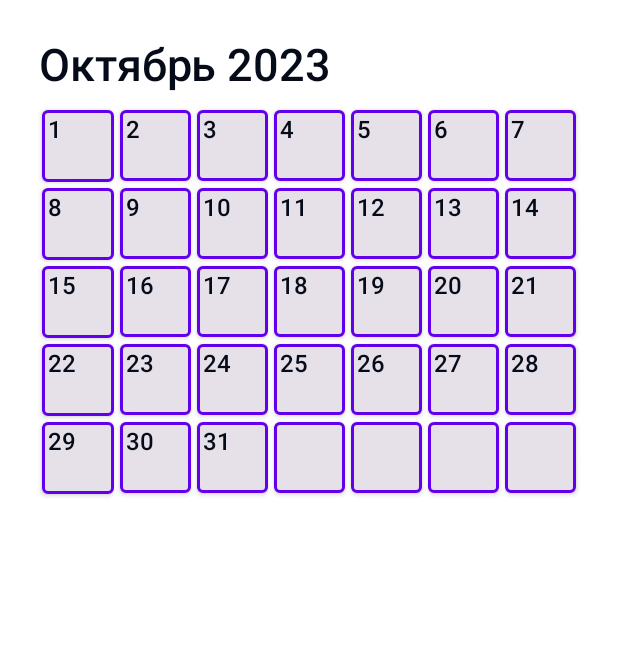
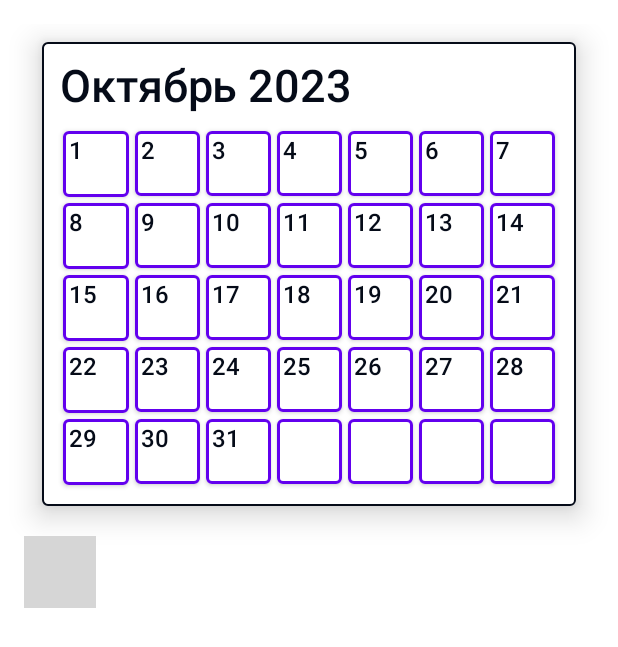
Before and after one commit to Eganin/RadoApp, an Android app built with Jetpack Compose: the composable ActiveRequestsForDriverView shown on its own in the app's theme, on a phone screen of 412 x 824 dp. Shown: the top 647 px of the screen. Run offline under Robolectric (Android 15) with nearby library versions, the phone set to English and light mode, and no system bars; libraries missing offline, so code that uses them is left out: io.github.aakira.napier, org.company.rado; 2 statements that could not run were skipped; grey boxes are pictures that could not be loaded.

Commit message:
added ActionButton and Card to CalendarView

```diff
--- a/common/core-compose/src/commonMain/kotlin/theme/Theme.kt
+++ b/common/core-compose/src/commonMain/kotlin/theme/Theme.kt
@@ -1,5 +1,6 @@
 package theme
 
+import androidx.compose.foundation.isSystemInDarkTheme
 import androidx.compose.runtime.Composable
 import androidx.compose.runtime.CompositionLocalProvider
 
@@ -12,7 +13,7 @@ object Theme {
 @Composable
 fun AppTheme(content: @Composable () -> Unit) {
     CompositionLocalProvider(
-        LocalColorProvider provides lightPalette,
+        LocalColorProvider provides if(!isSystemInDarkTheme()) lightPalette else darkPalette,
         content = content
     )
 }
--- a/common/core-compose/src/commonMain/kotlin/widgets/active/CalendarView.kt
+++ b/common/core-compose/src/commonMain/kotlin/widgets/active/CalendarView.kt
@@ -50,8 +50,17 @@ fun CalendarView(
         mutableStateOf(0)
     }
 
+    Card(
+        modifier = modifier,
+        shape = RoundedCornerShape(4.dp),
+        elevation = CardDefaults.cardElevation(
+            defaultElevation = 12.dp
+        ),
+        colors = CardDefaults.cardColors(containerColor = Theme.colors.primaryBackground),
+        border = BorderStroke(1.dp, Theme.colors.primaryTextColor)
+    ) {
         Column(
-        modifier = modifier,
+            modifier=Modifier.padding(12.dp),
             verticalArrangement = Arrangement.spacedBy(10.dp)
         ) {
             Text(
@@ -93,6 +102,7 @@ fun CalendarView(
             }
         }
     }
+}
 
 @Composable
 private fun RowScope.DayCells(
@@ -109,9 +119,12 @@ private fun RowScope.DayCells(
         Animatable(1f)
     }
 
+    var isCliked by remember { mutableStateOf(false) }
+
     Card(
         modifier = Modifier.scale(scale = scale.value).aspectRatio(1f).weight(1f).padding(2.dp)
             .clickable(interactionSource = interactionSource, indication = null) {
+                //launch animate
                 coroutineScope.launch {
                     scale.animateTo(
                         scaleDown,
@@ -122,6 +135,8 @@ private fun RowScope.DayCells(
                         animationSpec = tween(animationDuration),
                     )
                 }
+                isCliked = !isCliked
+                // invoke submit data
                 if (text.isNotEmpty()) onDayClick.invoke(text.toInt())
             },
         shape = RoundedCornerShape(4.dp),
@@ -130,7 +145,8 @@ private fun RowScope.DayCells(
             focusedElevation = 4.dp,
             pressedElevation = 6.dp
         ),
-        border = BorderStroke(2.dp, Theme.colors.highlightColor)
+        border = BorderStroke(2.dp, Theme.colors.highlightColor),
+        colors = CardDefaults.cardColors(containerColor = if (isCliked) Theme.colors.highlightColor else Theme.colors.primaryBackground)
     ) {
         Text(
             text = text,
--- a/common/core/src/commonMain/libres/strings/strings_ru.xml
+++ b/common/core/src/commonMain/libres/strings/strings_ru.xml
@@ -17,4 +17,5 @@
     <string name="sign_in_button_title">Вход</string>
     <string name="is_first_sign_in">Отметье, если это первый вход в систему</string>
     <string name="sign_in_error">Не удалось войти</string>
+    <string name="create_request_button_title">Создать завку</string>
 </resources>
--- a/common/driver/active/compose/src/commonMain/kotlin/ActiveRequestForDriverView.kt
+++ b/common/driver/active/compose/src/commonMain/kotlin/ActiveRequestForDriverView.kt
@@ -1,15 +1,14 @@
 import androidx.compose.foundation.background
-import androidx.compose.foundation.layout.Column
-import androidx.compose.foundation.layout.fillMaxSize
-import androidx.compose.foundation.layout.fillMaxWidth
-import androidx.compose.foundation.layout.padding
+import androidx.compose.foundation.layout.*
 import androidx.compose.foundation.rememberScrollState
 import androidx.compose.foundation.verticalScroll
 import androidx.compose.runtime.Composable
 import androidx.compose.ui.Modifier
 import androidx.compose.ui.unit.dp
+import org.company.rado.core.MainRes
 import theme.Theme
 import widgets.active.CalendarView
+import widgets.common.ActionButton
 
 @Composable
 fun ActiveRequestsForDriverView(modifier: Modifier = Modifier) {
@@ -22,8 +21,14 @@ fun ActiveRequestsForDriverView(modifier: Modifier = Modifier) {
 
             },
             modifier = Modifier
-                .padding(10.dp)
+                .padding(12.dp)
                 .fillMaxWidth()
         )
+
+        Spacer(modifier=Modifier.height(8.dp))
+
+        ActionButton(text = MainRes.string.create_request_button_title, onClick = {
+
+        })
     }
 }
```
Also changed, not shown: common/auth/compose/src/commonMain/kotlin/AuthView.kt (+4 -13 lines), common/core-compose/src/commonMain/kotlin/widgets/common/ActionButton.kt (added, +30 -0 lines), common/core-utils/src/commonMain/kotlin/time/ConvertDateTime.kt (+12 -12 lines). Lines whose indentation alone changed are shown as unchanged.
